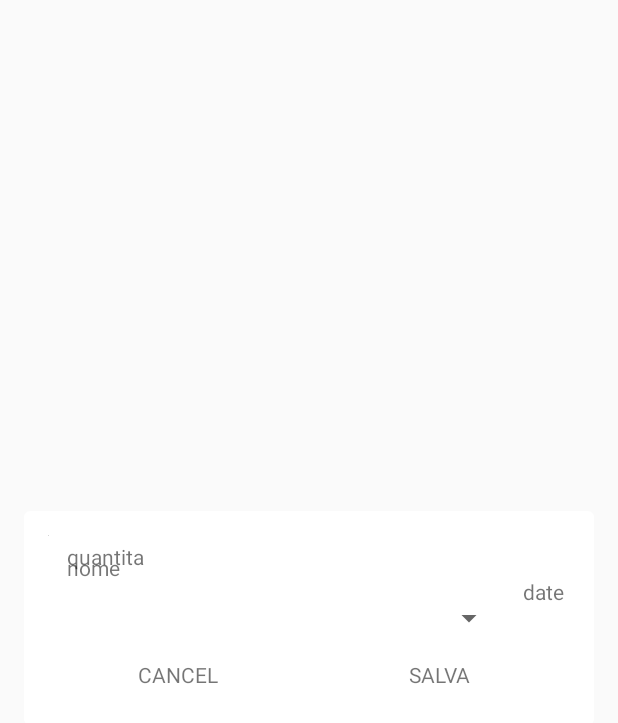
After one commit to justodepp/MedsDate, an Android app: the layout dialog_medicine.xml on its own in the app's theme, with its tools: preview values and no code run, on a phone screen of 412 x 824 dp. The commit adds this screen. Shown: the top 723 px of the screen. Run offline under Robolectric (Android 15) with nearby library versions, the phone set to English and light mode, and no system bars.

Commit message:
removed binding for fixing compile error / wip on dialog layout

```diff
--- /dev/null
+++ b/app/src/main/res/drawable/white_angular_shape.xml
@@ -0,0 +1,20 @@
+<?xml version="1.0" encoding="utf-8"?>
+<shape
+    xmlns:android="http://schemas.android.com/apk/res/android"
+    android:shape="rectangle"   >
+
+    <solid
+        android:color="@android:color/white" >
+    </solid>
+    <padding
+        android:top    ="4dp"
+        android:right  ="4dp"
+        android:bottom ="4dp"
+        android:left   ="4dp"  >
+    </padding>
+
+    <corners
+        android:radius="4dp"   >
+    </corners>
+
+</shape>
--- /dev/null
+++ b/app/src/main/res/layout/dialog_medicine.xml
@@ -0,0 +1,101 @@
+<?xml version="1.0" encoding="utf-8"?>
+<android.support.constraint.ConstraintLayout xmlns:android="http://schemas.android.com/apk/res/android"
+    xmlns:app="http://schemas.android.com/apk/res-auto"
+    xmlns:tools="http://schemas.android.com/tools"
+    android:layout_width="match_parent"
+    android:layout_height="wrap_content"
+    android:layout_marginStart="@dimen/general_margin_16dp"
+    android:layout_marginEnd="@dimen/general_margin_16dp"
+    android:padding="@dimen/general_padding_16dp"
+    android:background="@drawable/white_angular_shape"
+    android:layout_gravity="center">
+
+    <ImageView
+        android:id="@+id/imageView2"
+        android:layout_width="wrap_content"
+        android:layout_height="wrap_content"
+        app:layout_constraintStart_toStartOf="parent"
+        app:layout_constraintTop_toTopOf="parent"
+        tools:src="@tools:sample/avatars" />
+
+    <TextView
+        android:id="@+id/txt_name_medicine"
+        android:layout_width="0dp"
+        android:layout_height="wrap_content"
+        android:layout_marginStart="8dp"
+        android:layout_marginTop="8dp"
+        android:layout_marginEnd="8dp"
+        android:padding="@dimen/general_padding_4dp"
+        app:layout_constraintEnd_toStartOf="@+id/txt_date_expire"
+        app:layout_constraintStart_toEndOf="@+id/imageView2"
+        app:layout_constraintTop_toTopOf="@+id/imageView2"
+        tools:text="nome" />
+
+    <TextView
+        android:id="@+id/txt_quantity_medicine"
+        android:layout_width="0dp"
+        android:layout_height="wrap_content"
+        android:layout_marginStart="8dp"
+        android:layout_marginEnd="8dp"
+        android:layout_marginBottom="8dp"
+        android:padding="@dimen/general_padding_4dp"
+        app:layout_constraintBottom_toBottomOf="@+id/imageView2"
+        app:layout_constraintEnd_toStartOf="@+id/spinner_quantity"
+        app:layout_constraintStart_toEndOf="@+id/imageView2"
+        app:layout_constraintTop_toBottomOf="@+id/txt_name_medicine"
+        tools:text="quantita" />
+
+    <Spinner
+        android:id="@+id/spinner_quantity"
+        android:layout_width="wrap_content"
+        android:layout_height="wrap_content"
+        android:layout_marginTop="8dp"
+        android:layout_marginEnd="8dp"
+        android:layout_marginBottom="8dp"
+        app:layout_constraintBottom_toTopOf="@+id/btn_layout"
+        app:layout_constraintEnd_toStartOf="@+id/txt_date_expire"
+        app:layout_constraintTop_toBottomOf="@+id/txt_name_medicine" />
+
+    <TextView
+        android:id="@+id/txt_date_expire"
+        android:layout_width="wrap_content"
+        android:layout_height="0dp"
+        android:layout_marginTop="8dp"
+        android:layout_marginBottom="8dp"
+        android:gravity="center"
+        android:padding="@dimen/general_padding_4dp"
+        app:layout_constraintBottom_toTopOf="@+id/btn_layout"
+        app:layout_constraintEnd_toEndOf="parent"
+        app:layout_constraintTop_toTopOf="parent"
+        tools:text="date" />
+
+    <LinearLayout
+        android:id="@+id/btn_layout"
+        android:layout_width="match_parent"
+        android:layout_height="wrap_content"
+        app:layout_constraintBottom_toBottomOf="parent"
+        app:layout_constraintEnd_toEndOf="parent"
+        app:layout_constraintStart_toStartOf="parent"
+        android:orientation="horizontal">
+
+        <TextView
+            android:id="@+id/txt_cancel"
+            android:layout_width="0dp"
+            android:layout_height="wrap_content"
+            android:layout_weight="1"
+            android:gravity="center"
+            android:padding="@dimen/general_padding_8dp"
+            tools:text="CANCEL" />
+
+        <TextView
+            android:id="@+id/txt_save"
+            android:layout_weight="1"
+            android:layout_width="0dp"
+            android:layout_height="wrap_content"
+            android:gravity="center"
+            android:padding="@dimen/general_padding_8dp"
+            tools:text="SALVA" />
+
+    </LinearLayout>
+
+</android.support.constraint.ConstraintLayout>
--- a/app/src/main/res/layout/progress_bar_indicator.xml
+++ b/app/src/main/res/layout/progress_bar_indicator.xml
@@ -1,5 +1,6 @@
-<layout xmlns:android="http://schemas.android.com/apk/res/android" >
     <FrameLayout
+        xmlns:android="http://schemas.android.com/apk/res/android"
+
         android:id="@+id/indeterminateBar"
         android:layout_width="match_parent"
         android:layout_height="match_parent" >
@@ -10,4 +11,3 @@
             android:layout_gravity="center"
             android:theme="@style/AppTheme" />
     </FrameLayout>
-</layout>
```
Also changed, not shown: app/src/main/java/com/medsdate/MainActivity.java (+24 -34 lines), app/src/main/java/com/medsdate/data/db/AppDatabase.java (+2 -6 lines), app/src/main/java/com/medsdate/data/db/model/MedicineEntry.java (+8 -0 lines), app/src/main/java/com/medsdate/ui/dialogs/DialogMedicineFragment.java (+96 -21 lines), app/src/main/java/com/medsdate/ui/main/MedicineFragment.java (+45 -47 lines), app/src/main/java/com/medsdate/ui/main/MedsAdapter.java (+49 -57 lines), app/src/main/java/com/medsdate/ui/viewmodel/MedicineListViewModel.java (deleted, +0 -57 lines), app/src/main/java/com/medsdate/ui/viewmodel/MedicineViewModel.java (deleted, +0 -66 lines), app/src/main/java/com/medsdate/ui/viewmodel/MedsViewModel.java (added, +58 -0 lines), app/src/main/res/layout/item_rv_main.xml (+8 -14 lines), app/src/main/res/layout/main_activity.xml (+4 -5 lines), app/src/main/res/layout/main_fragment.xml (+4 -5 lines).
